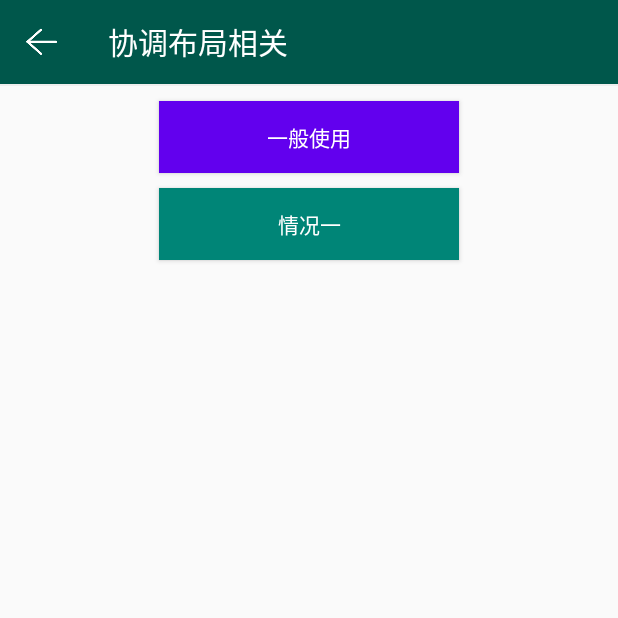
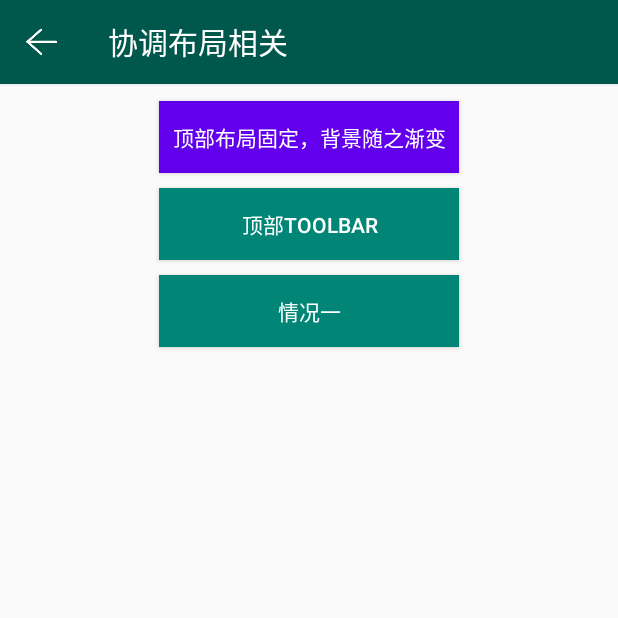
Before and after one commit to longyinzaitian/AndroidCustomViews, an Android app: the screen it shows after launch (RvAndVpActivity), after a tap on "列表+VIEWPAGER", on a phone screen of 412 x 824 dp, the top half of it. Run offline under Robolectric (Android 15) with nearby library versions, the phone set to English and light mode, and no system bars; our stand-ins replace ButterKnife, CircleImageView.

Commit message:
add toolbar coor act

```diff
--- a/app/src/main/AndroidManifest.xml
+++ b/app/src/main/AndroidManifest.xml
@@ -21,6 +21,7 @@
         <activity android:name=".jike.JikeLikeActivity" />
         <activity android:name=".rvpg.CorNormalActivity" />
         <activity android:name=".image.CircleImageActivity"/>
+        <activity android:name=".rvpg.CorToolBarActivity"/>
     </application>
 
 </manifest>
--- a/app/src/main/java/com/example/customview/rvpg/CorNormalActivity.java
+++ b/app/src/main/java/com/example/customview/rvpg/CorNormalActivity.java
@@ -65,7 +65,7 @@ public class CorNormalActivity extends BaseActivity {
             if (per > 1) {
                 per = 1;
             }
-            searchRl.getBackground().setAlpha((int)(100 * per));
+            searchRl.getBackground().setAlpha((int)(255 * per));
         });
     }
 }
--- a/app/src/main/java/com/example/customview/rvpg/RvAndVpFragment.java
+++ b/app/src/main/java/com/example/customview/rvpg/RvAndVpFragment.java
@@ -29,6 +29,9 @@ public class RvAndVpFragment extends BaseFragment {
 
     @BindView(R.id.btn_exp_1)
     Button btnExp1;
+
+    @BindView(R.id.btn_normal_toolbar)
+    Button btnToolbar;
 
     private static RvAndVpFragment mInstance = null;
     public RvAndVpFragment() {
@@ -64,7 +67,8 @@ public class RvAndVpFragment extends BaseFragment {
     @Override
     public void onViewCreated(@NonNull View view, @Nullable Bundle savedInstanceState) {
         super.onViewCreated(view, savedInstanceState);
-        this.btnNormal.setOnClickListener((View v) -> startActivity(new Intent(getContext(), CorNormalActivity.class)));
-        this.btnExp1.setOnClickListener((View v) -> System.out.println("car detail fragment. btx exp1"));
+        btnNormal.setOnClickListener((View v) -> startActivity(new Intent(getContext(), CorNormalActivity.class)));
+        btnToolbar.setOnClickListener((View v) -> startActivity(new Intent(getContext(), CorToolBarActivity.class)));
+        btnExp1.setOnClickListener((View v) -> System.out.println("car detail fragment. btx exp1"));
     }
 }
--- a/app/src/main/res/layout/fragment_card_detail.xml
+++ b/app/src/main/res/layout/fragment_card_detail.xml
@@ -7,8 +7,15 @@
     <Button
         android:id="@+id/btn_normal"
         style="@style/MainBtnStyle"
-        android:text="一般使用"
+        android:text="顶部布局固定，背景随之渐变"
         android:background="@color/design_default_color_primary"
+        />
+
+    <Button
+        android:id="@+id/btn_normal_toolbar"
+        style="@style/MainBtnStyle"
+        android:text="顶部ToolBar"
+        android:background="@color/colorPrimary"
         />
 
     <Button
--- a/app/src/main/res/values/strings.xml
+++ b/app/src/main/res/values/strings.xml
@@ -4,5 +4,6 @@
     <string name="circle_image">圆形图片</string>
     <string name="jike">即刻点赞效果</string>
     <string name="coord">协调布局相关</string>
+    <string name="cor_tool_bar">ToolBar协调布局</string>
 
 </resources>
--- a/build.gradle
+++ b/build.gradle
@@ -7,7 +7,7 @@ buildscript {
         jcenter()
     }
     dependencies {
-        classpath 'com.android.tools.build:gradle:3.3.1'
+        classpath 'com.android.tools.build:gradle:3.3.2'
         classpath 'org.jetbrains.kotlin:kotlin-gradle-plugin:1.3.21'
         classpath "com.jakewharton:butterknife-gradle-plugin:9.0.0-rc2"
 
@@ -23,6 +23,7 @@ allprojects {
         maven {
             url "http://repo.baichuan-android.taobao.com/content/groups/BaichuanRepositories/"
         }
+        maven { url "http://maven.aliyun.com/nexus/content/groups/public/" }
     }
 }
 
```
Also changed, not shown: app/src/main/java/com/example/customview/rvpg/CorToolBarActivity.kt (added, +35 -0 lines), app/src/main/res/layout/activity_cor_tool_bar.xml (added, +37 -0 lines), gradle/wrapper/gradle-wrapper.properties.
